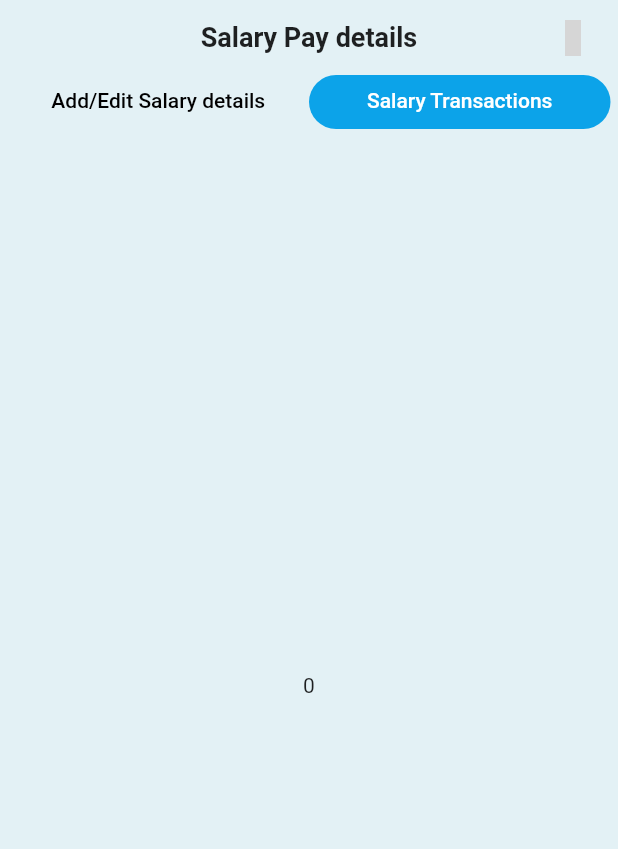
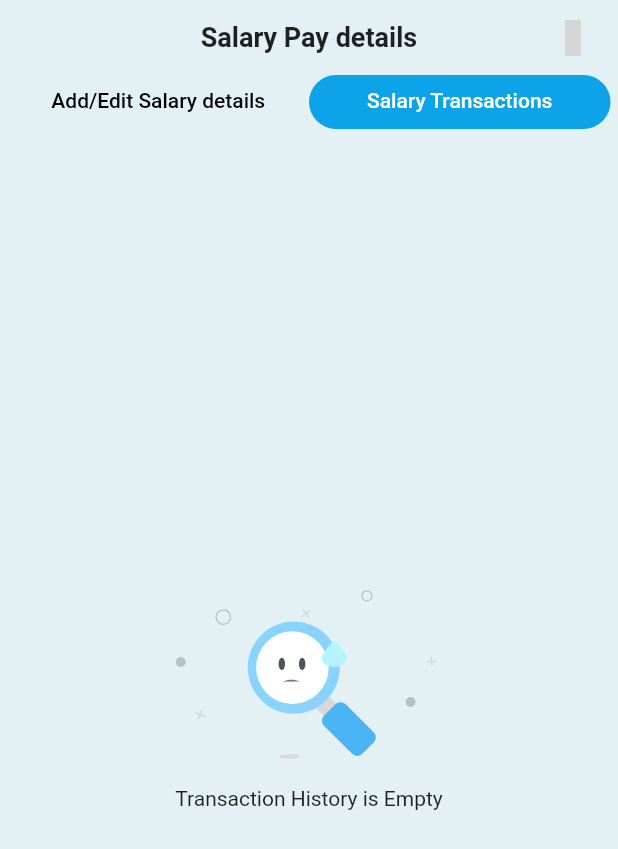
Before and after one commit to Vineeth-Kolichal/shiftsync-admin, a Flutter app: the SalaryDetailsPage screen opened directly, tab 2 chosen, on a phone screen of 412 x 824 dp. Shown: the top 849 px of the screen. Run offline on Flutter 3.47's test engine with Material 2 defaults, Android fonts, the light colour scheme and no system bars; drawn by our look-alikes of lottie; our stand-ins replace bloc, carousel_slider, connectivity_plus, cookie_jar, dartz, dio and 9 more; accounts and stored records are empty; network calls fail; project files that could hold a hidden picture were left out; grey boxes are pictures that could not be loaded.

Commit message:
Transaction section completed +Add edit transaction completed + Salary transaction history completd

```diff
--- a/lib/bussiness_logic/bloc/all_employees/all_employees_bloc.dart
+++ b/lib/bussiness_logic/bloc/all_employees/all_employees_bloc.dart
@@ -1,4 +1,3 @@
-import 'dart:developer';
 
 import 'package:flutter_bloc/flutter_bloc.dart';
 import 'package:shiftsync_admin/data/models/all_employees_model/all_employees_model.dart';
--- a/lib/data/models/transaction_model/transaction_model.dart
+++ b/lib/data/models/transaction_model/transaction_model.dart
@@ -7,10 +7,10 @@ part 'transaction_model.g.dart';
 @JsonSerializable()
 class TransactionModel {
   @JsonKey(name: 'Transactions')
-  List<Transaction>? transactions;
+  List<Transaction> transactions;
   int? status;
 
-  TransactionModel({this.transactions, this.status});
+  TransactionModel({this.transactions = const [], this.status});
 
   factory TransactionModel.fromJson(Map<String, dynamic> json) {
     return _$TransactionModelFromJson(json);
--- a/lib/presentation/tabs/salary_page_tabs/salary_transactions_tab.dart
+++ b/lib/presentation/tabs/salary_page_tabs/salary_transactions_tab.dart
@@ -1,6 +1,10 @@
 import 'package:flutter/material.dart';
 import 'package:flutter_bloc/flutter_bloc.dart';
 import 'package:shiftsync_admin/bussiness_logic/bloc/transaction_tab/transaction_tab_bloc.dart';
+import 'package:shiftsync_admin/presentation/widgets/empty_item_widget.dart';
+import 'package:shiftsync_admin/util/constants/constants_items/constant_items.dart';
+
+import 'widgets/transactions_list_tile.dart';
 
 class SalaryTransactionsTab extends StatelessWidget {
   const SalaryTransactionsTab({super.key});
@@ -13,12 +17,26 @@ class SalaryTransactionsTab extends StatelessWidget {
     return BlocBuilder<TransactionTabBloc, TransactionTabState>(
       builder: (context, state) {
         if (state.isLoading) {
-          return Center(
+          return const Center(
             child: CircularProgressIndicator(),
           );
         }
-        return Center(
-            child: Text('${state.transactionModel?.transactions?.length}'));
+        if (state.transactionModel!.transactions.isEmpty) {
+          return const EmptyItemWidget(message: 'Transaction History is Empty');
+        }
+        return Padding(
+          padding: const EdgeInsets.all(10.0),
+          child: ListView.separated(
+              itemBuilder: ((context, index) {
+                return TransactionListTile(
+                  transaction: state.transactionModel!.transactions[index],
+                );
+              }),
+              separatorBuilder: ((context, index) {
+                return kHeightTen;
+              }),
+              itemCount: state.transactionModel!.transactions.length),
+        );
       },
     );
   }
--- /dev/null
+++ b/lib/presentation/widgets/empty_item_widget.dart
@@ -0,0 +1,25 @@
+import 'package:flutter/widgets.dart';
+import 'package:lottie/lottie.dart';
+import 'package:shiftsync_admin/util/constants/constants_items/constant_items.dart';
+
+class EmptyItemWidget extends StatelessWidget {
+  const EmptyItemWidget({super.key, required this.message});
+  final String message;
+  @override
+  Widget build(BuildContext context) {
+    Size size = MediaQuery.of(context).size;
+    return SizedBox(
+      height: size.height,
+      width: size.width,
+      child: Column(
+        mainAxisAlignment: MainAxisAlignment.center,
+        children: [
+          LottieBuilder.asset(
+              width: size.width * 0.5, 'assets/lottie_jsons/search_empty.json'),
+          kHeightTen,
+          Text(message),
+        ],
+      ),
+    );
+  }
+}
```
Also changed, not shown: lib/presentation/tabs/salary_page_tabs/widgets/transactions_list_tile.dart (added, +62 -0 lines), lib/data/models/transaction_model/transaction_model.g.dart.
